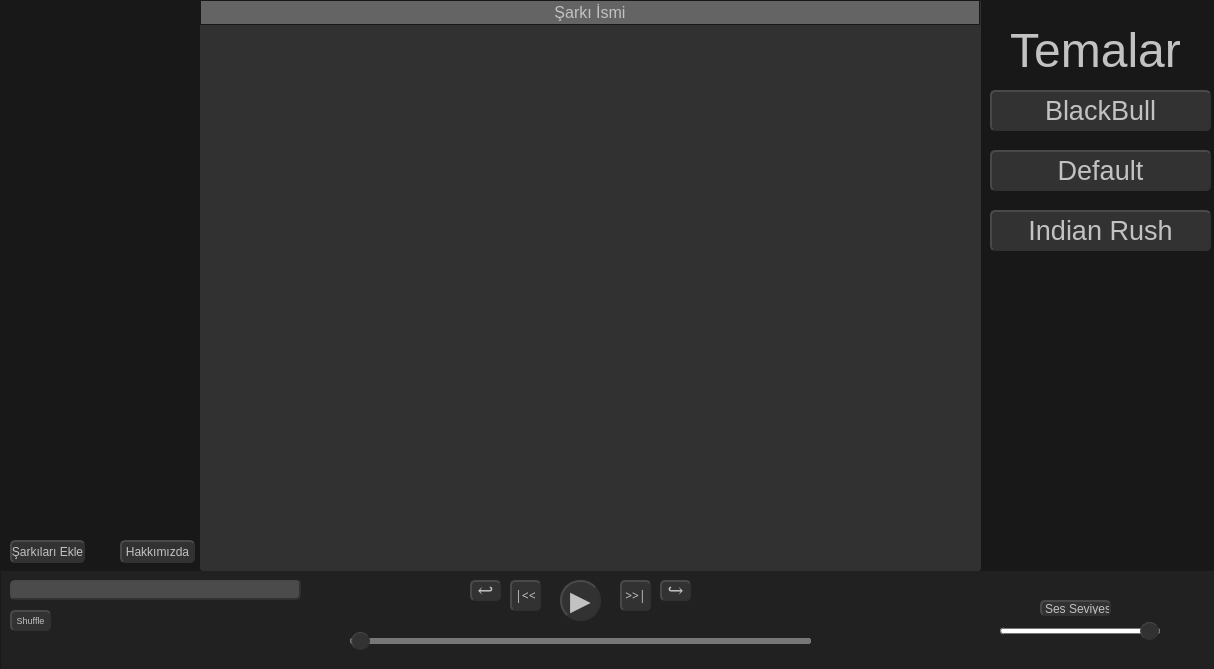
Before: the Qt Designer form gui.ui in nicktimur/Python-OOP-MP3-Player, drawn with Qt 5.
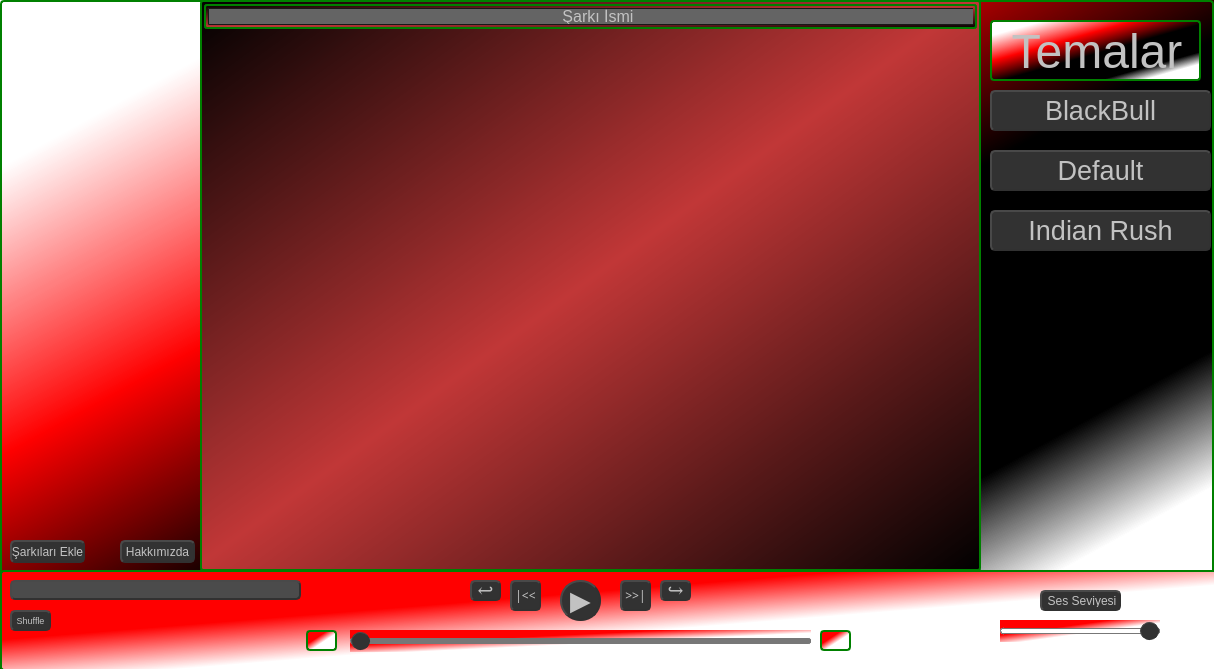
After: the same form once the commit is applied. Icons and pictures are not drawn.

Diff of the .ui file:
```diff
--- a/gui.ui
+++ b/gui.ui
@@ -45,11 +45,20 @@
    <bool>false</bool>
   </property>
   <property name="styleSheet">
-   <string notr="true">selection-color: rgb(0, 0, 0);
-gridline-color: rgb(0, 0, 0);
-border-color: rgb(80, 80, 80);
-background-color: rgb(136, 136, 136);
-background-color: rgb(24, 24, 24);</string>
+   <string notr="true">QFrame, QLabel, QToolTip {
+	background-color: qlineargradient(spread:pad, x1:0, y1:0, x2:1, y2:1, stop:0.125 rgba(255, 255, 255, 255), stop:0.340909 rgba(255, 0, 0, 255), stop:0.528409 rgba(0, 0, 0, 255), stop:0.761364 rgba(0, 0, 0, 255), stop:0.863636 rgba(255, 255, 255, 255));
+	
+	
+	
+	
+	
+
+	
+    border: 2px solid green;
+    border-radius: 4px;
+    padding: 2px;
+    background-image: url(images/welcome.png);
+}</string>
   </property>
   <widget class="QFrame" name="frame">
    <property name="geometry">
@@ -61,8 +70,7 @@
     </rect>
    </property>
    <property name="styleSheet">
-    <string notr="true">background-color: rgb(33, 33, 33);
-</string>
+    <string notr="true">background-color: qlineargradient(spread:pad, x1:0, y1:0, x2:1, y2:1, stop:0.346591 rgba(255, 0, 0, 255), stop:0.568182 rgba(255, 255, 255, 255));</string>
    </property>
    <property name="frameShape">
     <enum>QFrame::StyledPanel</enum>
@@ -150,7 +158,6 @@
      <font>
       <family>Franklin Gothic Demi</family>
       <pointsize>9</pointsize>
-      <weight>50</weight>
       <bold>false</bold>
       <strikeout>false</strikeout>
       <stylestrategy>PreferDefault</stylestrategy>
@@ -193,7 +200,6 @@
      <font>
       <family>Franklin Gothic Demi</family>
       <pointsize>9</pointsize>
-      <weight>50</weight>
       <bold>false</bold>
       <kerning>false</kerning>
      </font>
@@ -234,7 +240,6 @@
      <font>
       <family>Yu Gothic UI</family>
       <pointsize>7</pointsize>
-      <weight>50</weight>
       <bold>false</bold>
       <kerning>false</kerning>
      </font>
@@ -354,9 +359,9 @@
     <property name="geometry">
      <rect>
       <x>1040</x>
-      <y>30</y>
-      <width>71</width>
-      <height>16</height>
+      <y>20</y>
+      <width>81</width>
+      <height>21</height>
      </rect>
     </property>
     <property name="font">
@@ -514,7 +519,6 @@
      <font>
       <family>Georgia</family>
       <pointsize>14</pointsize>
-      <weight>50</weight>
       <bold>false</bold>
       <kerning>false</kerning>
      </font>
@@ -555,7 +559,6 @@
      <font>
       <family>Georgia</family>
       <pointsize>14</pointsize>
-      <weight>50</weight>
       <bold>false</bold>
       <kerning>false</kerning>
      </font>
@@ -623,7 +626,8 @@
    </property>
    <property name="styleSheet">
     <string notr="true">QWidget {
-    background-color: #313131;
+	background-color: qlineargradient(spread:reflect, x1:0, y1:0, x2:1, y2:1, stop:0 rgba(0, 0, 0, 255), stop:0.494318 rgba(193, 55, 55, 255), stop:1 rgba(0, 0, 0, 255));
+
     color: #c2c2c2;
 	border-radius: 3px;
 }
@@ -682,9 +686,6 @@
       <underline>false</underline>
      </font>
     </property>
-    <property name="textAlignment">
-     <set>AlignCenter</set>
-    </property>
    </column>
   </widget>
   <widget class="QPushButton" name="about_us">
```
Left out of the diff: 2 changed lines with no effect on the pictures.
